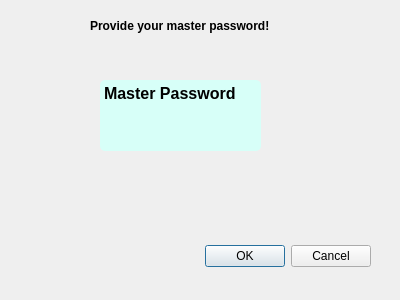
Before: the Qt Designer form Dangal-manager/checkmasterpassword.ui in Fyqer/DanGal_Manager, drawn with Qt 5.
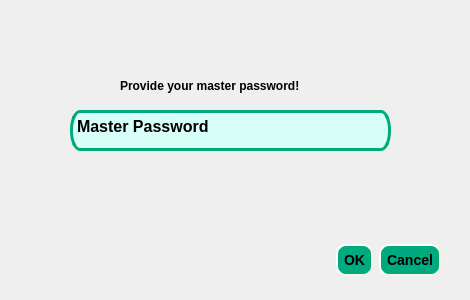
After: the same form once the commit is applied.

Diff of the .ui file:
```diff
--- a/Dangal-manager/checkmasterpassword.ui
+++ b/Dangal-manager/checkmasterpassword.ui
@@ -6,22 +6,54 @@
    <rect>
     <x>0</x>
     <y>0</y>
-    <width>400</width>
+    <width>470</width>
     <height>300</height>
    </rect>
   </property>
+  <property name="minimumSize">
+   <size>
+    <width>470</width>
+    <height>300</height>
+   </size>
+  </property>
+  <property name="maximumSize">
+   <size>
+    <width>470</width>
+    <height>300</height>
+   </size>
+  </property>
   <property name="windowTitle">
    <string>Dialog</string>
   </property>
   <widget class="QDialogButtonBox" name="buttonBox">
    <property name="geometry">
     <rect>
-     <x>30</x>
+     <x>-20</x>
      <y>240</y>
-     <width>341</width>
-     <height>32</height>
+     <width>461</width>
+     <height>41</height>
     </rect>
    </property>
+   <property name="styleSheet">
+    <string notr="true">QPushButton{
+    background-color: rgb(0, 170, 127);
+	font: 600 9pt &quot;Segoe UI Semibold&quot;;
+    border-style: outset;
+    border-width: 2px;
+    border-radius: 10px;
+    border-color: beige;
+    font: bold 14px;
+    min-width: 10em;
+    padding: 6px;
+}
+QPushButton:pressed {
+    background-color: rgb(224, 0, 0);
+    border-style: inset;
+}</string>
+   </property>
+   <property name="locale">
+    <locale language="English" country="UnitedStates"/>
+   </property>
    <property name="orientation">
     <enum>Qt::Horizontal</enum>
    </property>
@@ -32,16 +64,17 @@
   <widget class="QTextEdit" name="masterPassword">
    <property name="geometry">
     <rect>
-     <x>100</x>
-     <y>80</y>
-     <width>161</width>
-     <height>71</height>
+     <x>70</x>
+     <y>110</y>
+     <width>321</width>
+     <height>41</height>
     </rect>
    </property>
    <property name="font">
     <font>
      <family>Segoe UI</family>
-     <pointsize>12</pointsize>
+     <pointsize>9</pointsize>
+     <italic>false</italic>
      <bold>true</bold>
     </font>
    </property>
@@ -59,8 +92,18 @@
 border-width: thick;
 border-radius:5px;
 background-color:rgb(215, 255, 248);
+font: 700 9pt &quot;Segoe UI&quot;;
+alternate-background-color: rgb(0, 170, 127);
+border: 3px solid rgb(0, 170, 127);;
+ border-radius: 10px 20px;
 </string>
    </property>
+   <property name="verticalScrollBarPolicy">
+    <enum>Qt::ScrollBarAlwaysOff</enum>
+   </property>
+   <property name="horizontalScrollBarPolicy">
+    <enum>Qt::ScrollBarAlwaysOff</enum>
+   </property>
    <property name="markdown">
     <string>**Master Password**
 
@@ -71,15 +114,15 @@
 &lt;html&gt;&lt;head&gt;&lt;meta name=&quot;qrichtext&quot; content=&quot;1&quot; /&gt;&lt;meta charset=&quot;utf-8&quot; /&gt;&lt;style type=&quot;text/css&quot;&gt;
 p, li { white-space: pre-wrap; }
 hr { height: 1px; border-width: 0; }
-&lt;/style&gt;&lt;/head&gt;&lt;body style=&quot; font-family:'Segoe UI'; font-size:12pt; font-weight:700; font-style:normal;&quot;&gt;
-&lt;p style=&quot; margin-top:8px; margin-bottom:8px; margin-left:0px; margin-right:0px; -qt-block-indent:0; text-indent:0px;&quot;&gt;Master Password&lt;/p&gt;&lt;/body&gt;&lt;/html&gt;</string>
+&lt;/style&gt;&lt;/head&gt;&lt;body style=&quot; font-family:'Segoe UI'; font-size:9pt; font-weight:700; font-style:normal;&quot;&gt;
+&lt;p style=&quot; margin-top:8px; margin-bottom:8px; margin-left:0px; margin-right:0px; -qt-block-indent:0; text-indent:0px;&quot;&gt;&lt;span style=&quot; font-size:12pt;&quot;&gt;Master Password&lt;/span&gt;&lt;/p&gt;&lt;/body&gt;&lt;/html&gt;</string>
    </property>
   </widget>
   <widget class="QLabel" name="label">
    <property name="geometry">
     <rect>
-     <x>90</x>
-     <y>0</y>
+     <x>120</x>
+     <y>60</y>
      <width>291</width>
      <height>51</height>
     </rect>
```
Left out of the diff: 2 changed lines with no effect on the pictures.
